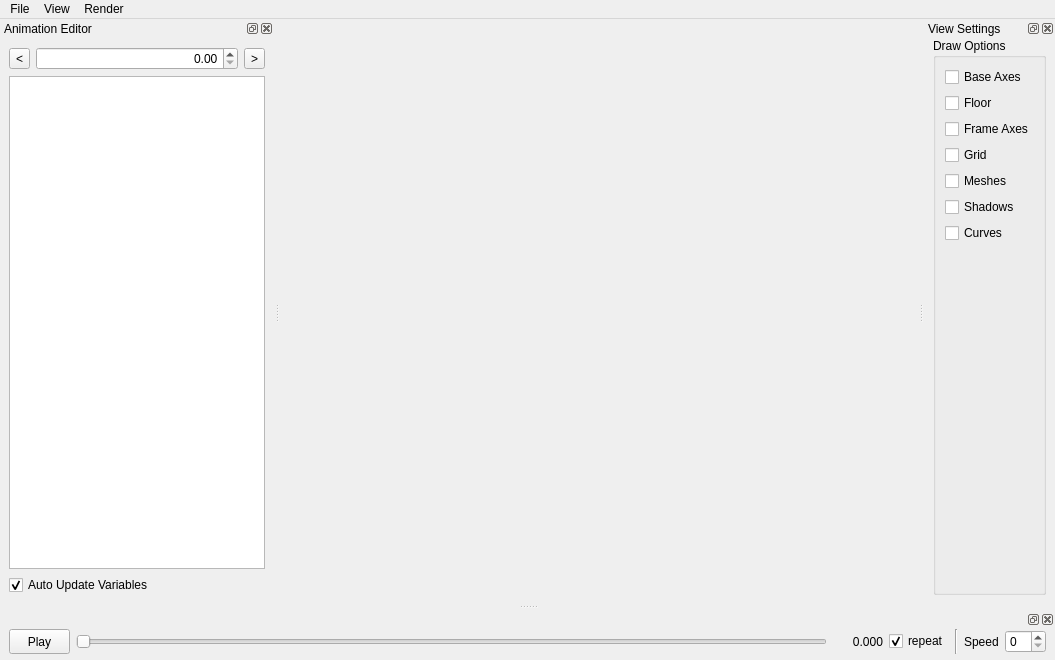
This is ui/MainWindow.ui in ORB-HD/MeshUp as Qt 5 draws it before an edit. The edited form follows.
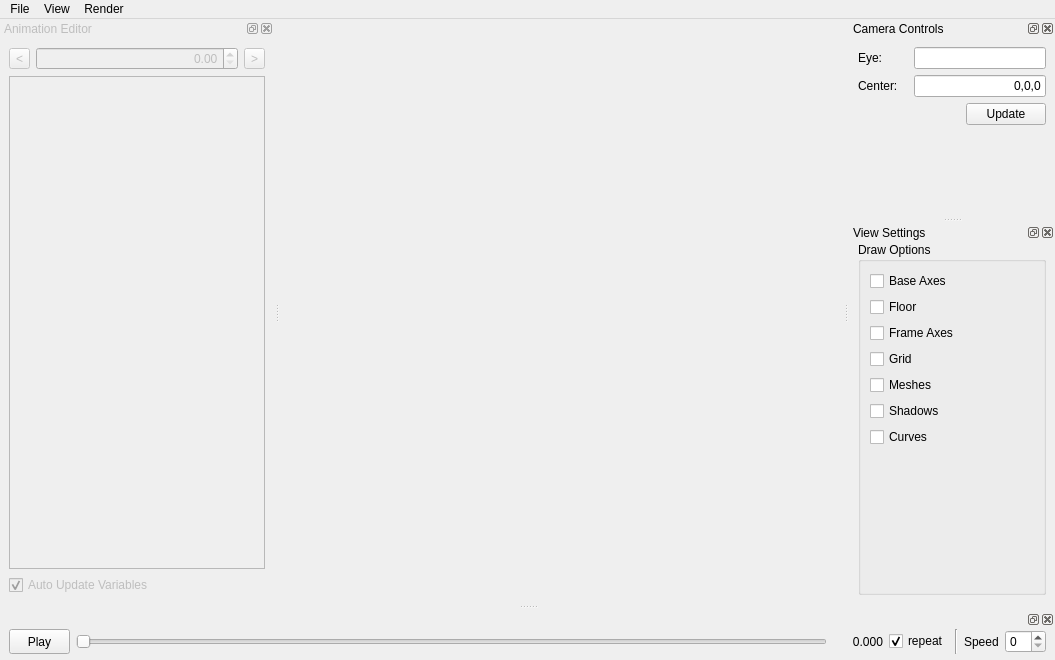
This is the edited form. Icons and pictures are not drawn. Custom widgets are drawn as their Qt base class.

Commit message:
added dock for camera controls
branch : develop

The edit to the form file:
```diff
--- a/ui/MainWindow.ui
+++ b/ui/MainWindow.ui
@@ -88,6 +88,139 @@
    <addaction name="menuControl_Panels"/>
    <addaction name="menuRender"/>
   </widget>
+  <widget class="QDockWidget" name="dockCameraControls">
+   <property name="sizePolicy">
+    <sizepolicy hsizetype="Minimum" vsizetype="Minimum">
+     <horstretch>0</horstretch>
+     <verstretch>0</verstretch>
+    </sizepolicy>
+   </property>
+   <property name="minimumSize">
+    <size>
+     <width>206</width>
+     <height>148</height>
+    </size>
+   </property>
+   <property name="floating">
+    <bool>false</bool>
+   </property>
+   <property name="windowTitle">
+    <string>Camera Controls</string>
+   </property>
+   <attribute name="dockWidgetArea">
+    <number>2</number>
+   </attribute>
+   <widget class="QWidget" name="dockWidgetContents">
+    <layout class="QVBoxLayout" name="verticalLayout_6">
+     <item>
+      <layout class="QHBoxLayout" name="horizontalLayout_6">
+       <item>
+        <widget class="QLabel" name="label_3">
+         <property name="minimumSize">
+          <size>
+           <width>50</width>
+           <height>0</height>
+          </size>
+         </property>
+         <property name="text">
+          <string>Eye:</string>
+         </property>
+        </widget>
+       </item>
+       <item>
+        <widget class="QLineEdit" name="lineEditCameraEye">
+         <property name="minimumSize">
+          <size>
+           <width>130</width>
+           <height>0</height>
+          </size>
+         </property>
+         <property name="inputMask">
+          <string/>
+         </property>
+         <property name="text">
+          <string/>
+         </property>
+         <property name="alignment">
+          <set>Qt::AlignRight|Qt::AlignTrailing|Qt::AlignVCenter</set>
+         </property>
+        </widget>
+       </item>
+      </layout>
+     </item>
+     <item>
+      <layout class="QHBoxLayout" name="horizontalLayout_5">
+       <item>
+        <widget class="QLabel" name="label_2">
+         <property name="minimumSize">
+          <size>
+           <width>50</width>
+           <height>0</height>
+          </size>
+         </property>
+         <property name="text">
+          <string>Center:</string>
+         </property>
+        </widget>
+       </item>
+       <item>
+        <widget class="QLineEdit" name="lineEditCameraCenter">
+         <property name="minimumSize">
+          <size>
+           <width>130</width>
+           <height>0</height>
+          </size>
+         </property>
+         <property name="text">
+          <string>0,0,0</string>
+         </property>
+         <property name="alignment">
+          <set>Qt::AlignRight|Qt::AlignTrailing|Qt::AlignVCenter</set>
+         </property>
+        </widget>
+       </item>
+      </layout>
+     </item>
+     <item>
+      <layout class="QHBoxLayout" name="horizontalLayout_7">
+       <item>
+        <spacer name="horizontalSpacer">
+         <property name="orientation">
+          <enum>Qt::Horizontal</enum>
+         </property>
+         <property name="sizeHint" stdset="0">
+          <size>
+           <width>40</width>
+           <height>20</height>
+          </size>
+         </property>
+        </spacer>
+       </item>
+       <item>
+        <widget class="QPushButton" name="pushButtonUpdateCamera">
+         <property name="text">
+          <string>Update</string>
+         </property>
+        </widget>
+       </item>
+      </layout>
+     </item>
+     <item>
+      <spacer name="verticalSpacer_2">
+       <property name="orientation">
+        <enum>Qt::Vertical</enum>
+       </property>
+       <property name="sizeHint" stdset="0">
+        <size>
+         <width>20</width>
+         <height>0</height>
+        </size>
+       </property>
+      </spacer>
+     </item>
+    </layout>
+   </widget>
+  </widget>
   <widget class="QDockWidget" name="dockViewSettings">
    <property name="enabled">
     <bool>true</bool>
@@ -291,6 +424,9 @@
    </widget>
   </widget>
   <widget class="QDockWidget" name="dockAnimationEditor">
+   <property name="enabled">
+    <bool>false</bool>
+   </property>
    <property name="floating">
     <bool>false</bool>
    </property>
```
Left out of the diff: 77 changed lines with no effect on the pictures. The commit also changes 5 other files.
